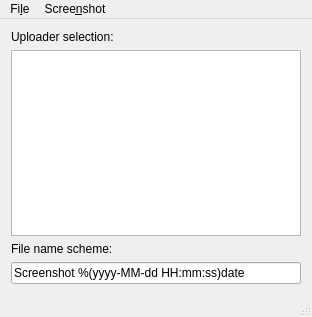
Old version of the form mainwindow.ui in the repository ArsenArsen/KShare.
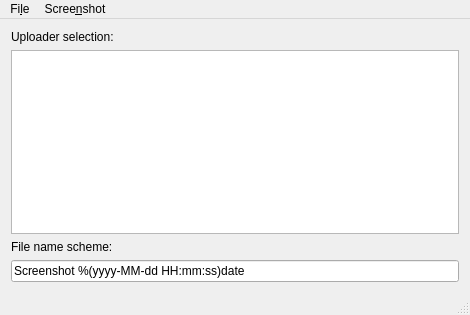
New version of the form. Icons and pictures are not drawn.

```diff
--- a/mainwindow.ui
+++ b/mainwindow.ui
@@ -6,8 +6,8 @@
    <rect>
     <x>0</x>
     <y>0</y>
-    <width>312</width>
-    <height>317</height>
+    <width>470</width>
+    <height>315</height>
    </rect>
   </property>
   <property name="windowTitle">
@@ -59,7 +59,7 @@
     <rect>
      <x>0</x>
      <y>0</y>
-     <width>312</width>
+     <width>470</width>
      <height>24</height>
     </rect>
    </property>
```
